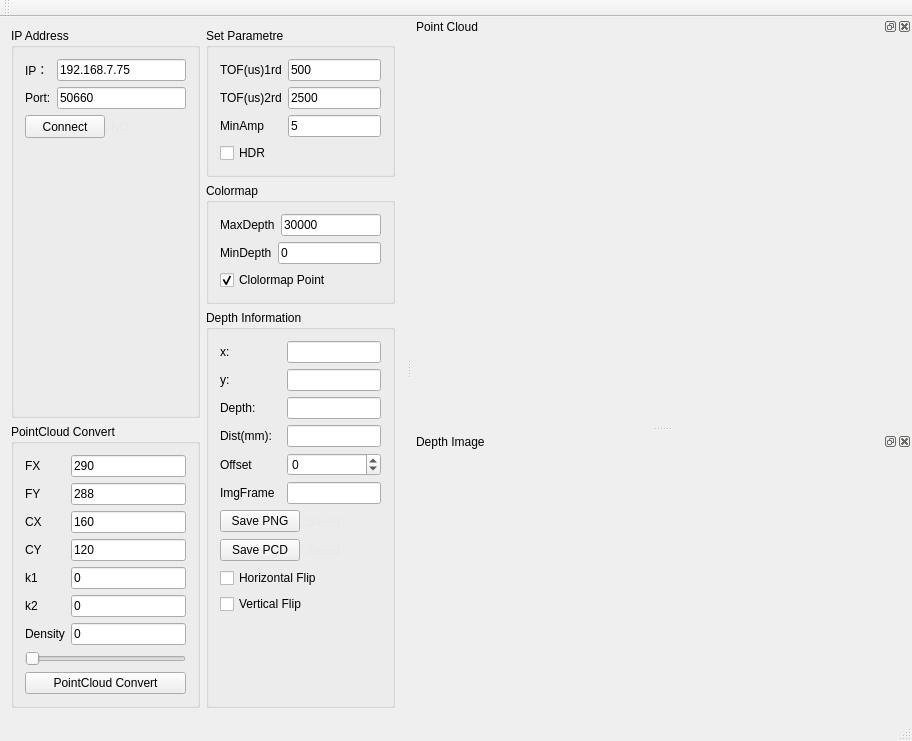
Old version of the form SmartEye/SmartEye/smarteye.ui in the repository SHU3DVision/SmartEye.
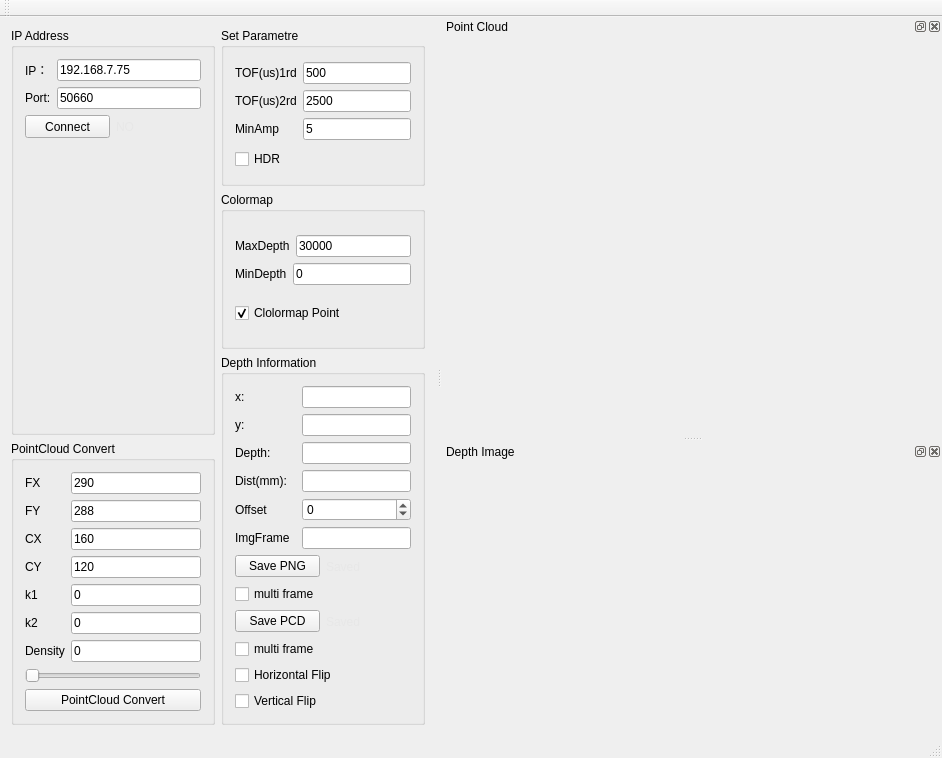
New version of the form. Icons and pictures are not drawn. Custom widgets are drawn as their Qt base class.

What changed in the file:
```diff
--- a/SmartEye/SmartEye/smarteye.ui
+++ b/SmartEye/SmartEye/smarteye.ui
@@ -6,8 +6,8 @@
    <rect>
     <x>0</x>
     <y>0</y>
-    <width>890</width>
-    <height>741</height>
+    <width>942</width>
+    <height>758</height>
    </rect>
   </property>
   <property name="windowTitle">
@@ -515,6 +515,13 @@
            </item>
           </layout>
          </item>
+         <item>
+          <widget class="QCheckBox" name="DepthImgMultiSave">
+           <property name="text">
+            <string>multi frame</string>
+           </property>
+          </widget>
+         </item>
          <item>
           <layout class="QVBoxLayout" name="verticalLayout_5"/>
          </item>
@@ -548,6 +555,13 @@
            </item>
           </layout>
          </item>
+         <item>
+          <widget class="QCheckBox" name="PclImgMultiSave">
+           <property name="text">
+            <string>multi frame</string>
+           </property>
+          </widget>
+         </item>
          <item>
           <widget class="QCheckBox" name="HFlip">
            <property name="text">
@@ -562,19 +576,6 @@
            </property>
           </widget>
          </item>
-         <item>
-          <spacer name="verticalSpacer_2">
-           <property name="orientation">
-            <enum>Qt::Vertical</enum>
-           </property>
-           <property name="sizeHint" stdset="0">
-            <size>
-             <width>20</width>
-             <height>40</height>
-            </size>
-           </property>
-          </spacer>
-         </item>
         </layout>
         <zorder>HFlip</zorder>
         <zorder>VFlip</zorder>
```
Left out of the diff: 7 changed lines with no effect on the pictures.
